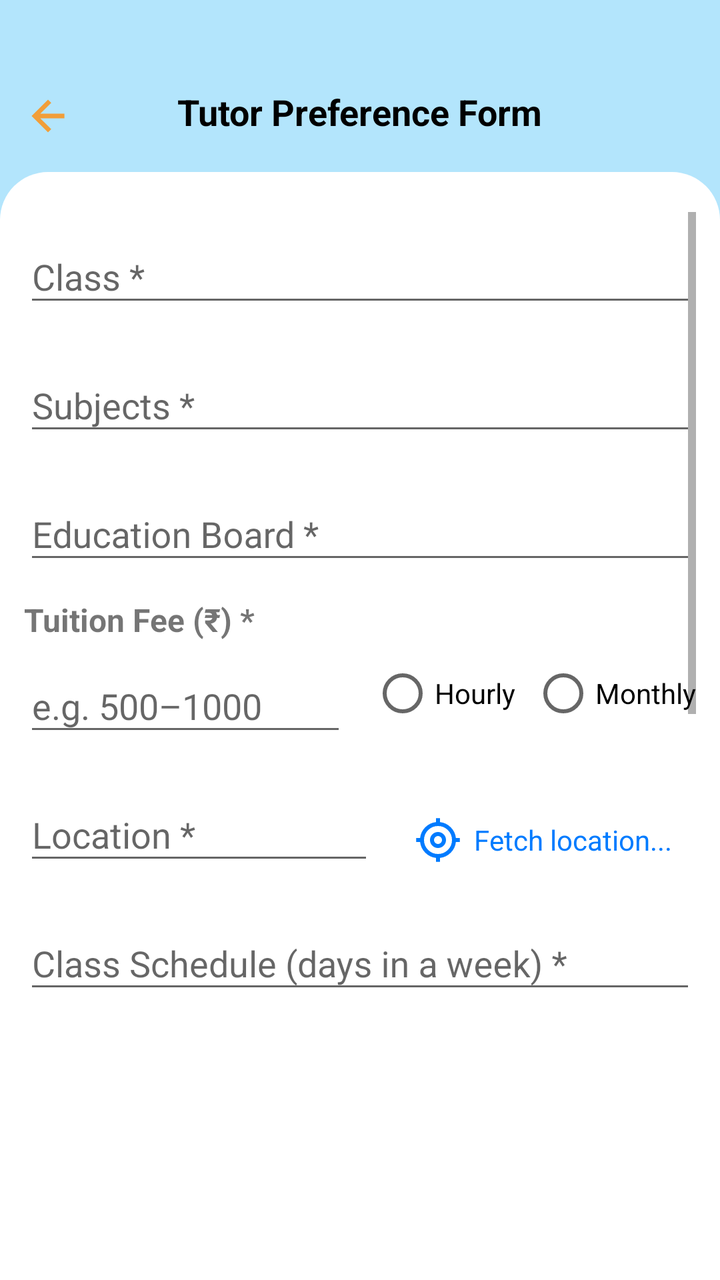
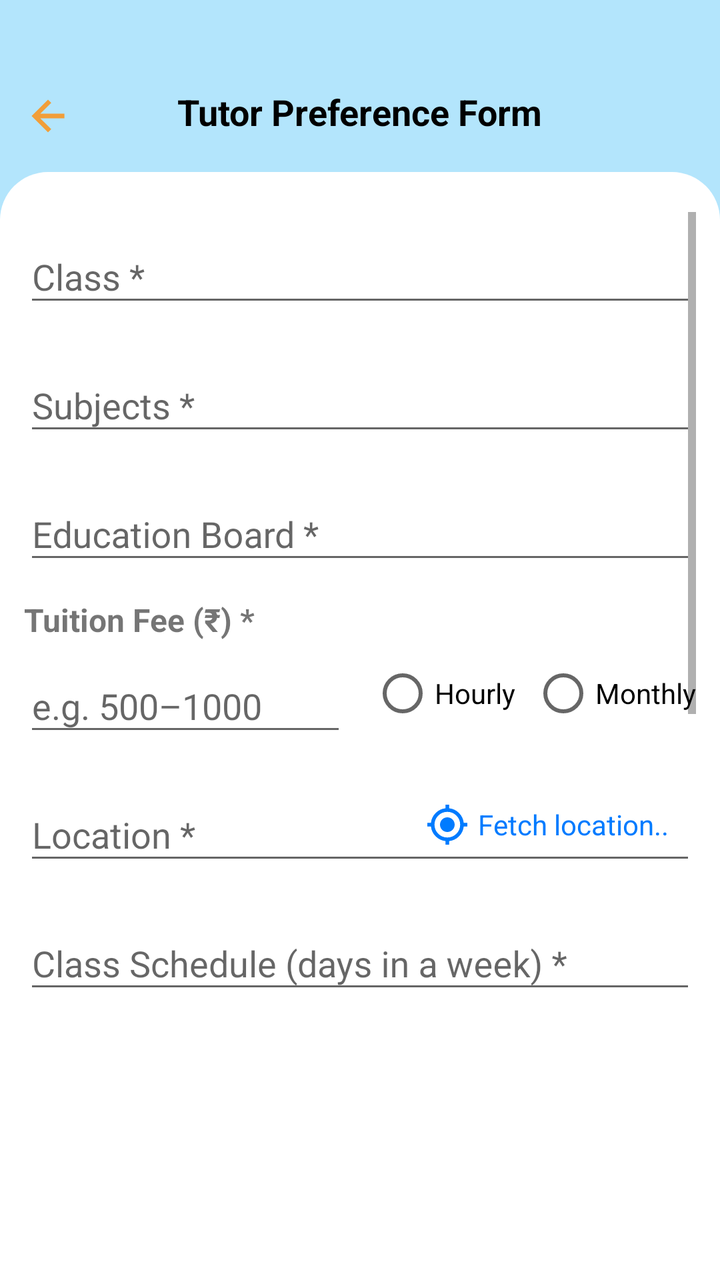

Compare the two renders of this Android layout. The source of the first and the diff that turns it into the second are given below.
<!-- AndroidManifest.xml: application theme Theme.Seekshakcom -->
<!-- res/layout/activity_add_post.xml -->
<?xml version="1.0" encoding="utf-8"?>
<LinearLayout
    xmlns:android="http://schemas.android.com/apk/res/android"
    xmlns:app="http://schemas.android.com/apk/res-auto"
    android:id="@+id/rootLayout"
    android:layout_width="match_parent"
    android:layout_height="match_parent"
    android:orientation="vertical"
    android:background="#B3E5FC"
    android:paddingTop="16dp">

    <RelativeLayout
        android:layout_width="match_parent"
        android:layout_height="60dp"
        android:background="#B3E5FC"
        android:layout_marginTop="10dp"
        android:padding="12dp">

        <ImageView
            android:id="@+id/backArrow"
            android:layout_width="24dp"
            android:layout_height="24dp"
            android:layout_alignParentStart="true"
            android:src="@drawable/ic_back_arrow"
            android:layout_marginTop="8dp"
            android:contentDescription="Back" />

        <TextView
            android:id="@+id/headerTitle"
            android:layout_width="wrap_content"
            android:layout_height="wrap_content"
            android:text="Tutor Preference Form"
            android:textSize="18sp"
            android:textColor="#000000"
            android:layout_centerInParent="true"
            android:textStyle="bold" />
    </RelativeLayout>

    <ScrollView
        android:layout_width="match_parent"
        android:layout_height="0dp"
        android:layout_weight="1"
        android:paddingTop="20dp"
        android:paddingHorizontal="12dp"
        android:paddingBottom="110dp"
        android:background="@drawable/form_bg">

        <LinearLayout
            android:layout_width="match_parent"
            android:layout_height="wrap_content"
            android:paddingBottom="35dp"
            android:orientation="vertical">

            
            <com.google.android.material.textfield.TextInputLayout
                android:layout_width="match_parent"
                android:layout_height="wrap_content"
                android:hint="Class *"
                android:layout_marginBottom="12dp">

                <com.google.android.material.textfield.MaterialAutoCompleteTextView
                    android:id="@+id/classEditText"
                    android:layout_width="match_parent"
                    android:layout_height="wrap_content"
                    android:inputType="text"
                    android:imeOptions="actionNext"
                    android:maxLines="1"
                    android:completionThreshold="0" />
            </com.google.android.material.textfield.TextInputLayout>

            
            <com.google.android.material.textfield.TextInputLayout
                android:layout_width="match_parent"
                android:layout_height="wrap_content"
                android:hint="Subjects *"
                android:layout_marginBottom="12dp">

                <com.google.android.material.textfield.MaterialAutoCompleteTextView
                    android:id="@+id/subjectEditText"
                    android:layout_width="match_parent"
                    android:layout_height="wrap_content"
                    android:inputType="text"
                    android:imeOptions="actionNext"
                    android:maxLines="2"
                    android:completionThreshold="0" />
            </com.google.android.material.textfield.TextInputLayout>

            
            <com.google.android.material.textfield.TextInputLayout
                android:layout_width="match_parent"
                android:layout_height="wrap_content"
                android:hint="Education Board *"
                android:layout_marginBottom="12dp">

                <com.google.android.material.textfield.MaterialAutoCompleteTextView
                    android:id="@+id/edu_board"
                    android:layout_width="match_parent"
                    android:layout_height="wrap_content"
                    android:maxLines="1"
                    android:completionThreshold="0"
                    android:inputType="text"
                    android:imeOptions="actionNext" />
            </com.google.android.material.textfield.TextInputLayout>

            
            <TextView
                android:layout_width="wrap_content"
                android:layout_height="wrap_content"
                android:text="Tuition Fee (₹) *"
                android:textStyle="bold"
                android:textSize="16sp" />

            <LinearLayout
                android:layout_width="match_parent"
                android:layout_height="wrap_content"
                android:orientation="horizontal"
                android:gravity="center_vertical"
                android:layout_marginBottom="12dp">

                <com.google.android.material.textfield.TextInputLayout
                    android:layout_width="0dp"
                    android:layout_height="wrap_content"
                    android:layout_weight="1"
                    android:hint="e.g. 500–1000">

                    <com.google.android.material.textfield.TextInputEditText
                        android:id="@+id/feeEditText"
                        android:layout_width="match_parent"
                        android:layout_height="wrap_content"
                        android:maxLines="1"
                        android:inputType="text"
                        android:imeOptions="actionNext" />
                </com.google.android.material.textfield.TextInputLayout>

                <RadioGroup
                    android:id="@+id/feeTypeRadioGroup"
                    android:layout_width="wrap_content"
                    android:layout_height="wrap_content"
                    android:orientation="horizontal"
                    android:layout_marginStart="12dp">

                    <RadioButton
                        android:id="@+id/radioHourly"
                        android:layout_width="wrap_content"
                        android:layout_height="wrap_content"
                        android:text="Hourly" />

                    <RadioButton
                        android:id="@+id/radioMonthly"
                        android:layout_width="wrap_content"
                        android:layout_height="wrap_content"
                        android:text="Monthly"
                        android:layout_marginStart="8dp" />
                </RadioGroup>
            </LinearLayout>

            <LinearLayout
                android:layout_width="match_parent"
                android:layout_height="wrap_content"
                android:orientation="horizontal"
                android:layout_marginBottom="12dp">

                <com.google.android.material.textfield.TextInputLayout
                    android:layout_width="0dp"
                    android:layout_height="wrap_content"
                    android:layout_weight="1"
                    android:hint="Location *">

                    <com.google.android.material.textfield.MaterialAutoCompleteTextView
                        android:id="@+id/locationEditText"
                        android:layout_width="match_parent"
                        android:layout_height="wrap_content"
                        android:inputType="none"
                        android:focusable="false"
                        android:clickable="false"
                        android:enabled="true" />
                </com.google.android.material.textfield.TextInputLayout>

                <TextView
                    android:id="@+id/fetchLocationButton"
                    android:layout_width="wrap_content"
                    android:layout_height="wrap_content"
                    android:layout_marginStart="8dp"
                    android:padding="12dp"
                    android:text="Fetch location..."
                    android:textColor="#007BFF"
                    android:textSize="14sp"
                    android:drawableStart="@drawable/ic_use_location"
                    android:drawablePadding="6dp"
                    android:backgroundTint="@color/teal_700"
                    android:background="?attr/selectableItemBackground"
                    android:gravity="center_vertical"
                    android:contentDescription="Fetch Location"
                    android:clickable="true"
                    android:focusable="true" />
            </LinearLayout>


            
            <com.google.android.material.textfield.TextInputLayout
                android:layout_width="match_parent"
                android:layout_height="wrap_content"
                android:hint="Class Schedule (days in a week) *"
                android:layout_marginBottom="12dp">

                <com.google.android.material.textfield.MaterialAutoCompleteTextView
                    android:id="@+id/classScheduleEditText"
                    android:layout_width="match_parent"
                    android:layout_height="wrap_content"
                    android:maxLines="1"
                    android:inputType="textCapWords"
                    android:imeOptions="actionNext"
                    android:completionThreshold="0" />
            </com.google.android.material.textfield.TextInputLayout>

            
            <com.google.android.material.textfield.TextInputLayout
                android:layout_width="match_parent"
                android:layout_height="wrap_content"
                android:hint="Class Timing *"
                android:layout_marginBottom="12dp">

                <com.google.android.material.textfield.MaterialAutoCompleteTextView
                    android:id="@+id/classTimingEditText"
                    android:layout_width="match_parent"
                    android:layout_height="wrap_content"
                    android:maxLines="1"
                    android:imeOptions="actionNext"
                    android:completionThreshold="0"
                    android:inputType="text" />
            </com.google.android.material.textfield.TextInputLayout>

            
            <com.google.android.material.textfield.TextInputLayout
                android:layout_width="match_parent"
                android:layout_height="wrap_content"
                android:hint="Gender Preference *"
                android:layout_marginBottom="12dp">

                <com.google.android.material.textfield.MaterialAutoCompleteTextView
                    android:id="@+id/genderSpinner"
                    android:layout_width="match_parent"
                    android:layout_height="wrap_content"
                    android:maxLines="1"
                    android:inputType="text"
                    android:imeOptions="actionNext"
                    android:completionThreshold="0"/>
            </com.google.android.material.textfield.TextInputLayout>

            
            <com.google.android.material.textfield.TextInputLayout
                android:layout_width="match_parent"
                android:layout_height="wrap_content"
                android:hint="Mode of Class *"
                android:layout_marginBottom="12dp">

                <com.google.android.material.textfield.MaterialAutoCompleteTextView
                    android:id="@+id/modeOfClassesSpinner"
                    android:layout_width="match_parent"
                    android:layout_height="wrap_content"
                    android:maxLines="1"
                    android:inputType="text"
                    android:imeOptions="actionNext"
                    android:completionThreshold="0"/>
            </com.google.android.material.textfield.TextInputLayout>

            
            <com.google.android.material.textfield.TextInputLayout
                android:layout_width="match_parent"
                android:layout_height="wrap_content"
                android:hint="Minimum Qualification *"
                android:layout_marginBottom="12dp">

                <com.google.android.material.textfield.MaterialAutoCompleteTextView
                    android:id="@+id/minQualificationEditText"
                    android:layout_width="match_parent"
                    android:layout_height="wrap_content"
                    android:inputType="text"
                    android:maxLines="1"
                    android:imeOptions="actionNext"
                    android:completionThreshold="0"/>
            </com.google.android.material.textfield.TextInputLayout>

            
            <com.google.android.material.textfield.TextInputLayout
                android:layout_width="match_parent"
                android:layout_height="wrap_content"
                android:hint="Demo Class Date ( if any )"
                android:layout_marginBottom="12dp"
                app:endIconMode="custom"
                app:endIconDrawable="@drawable/ic_calendar"
                app:endIconContentDescription="Select Date">

                <com.google.android.material.textfield.TextInputEditText
                    android:id="@+id/demoClassDateEditText"
                    android:layout_width="match_parent"
                    android:layout_height="wrap_content"
                    android:focusable="false"
                    android:imeOptions="actionNext"
                    android:clickable="true"
                    android:inputType="none"/>
            </com.google.android.material.textfield.TextInputLayout>

            
            <com.google.android.material.textfield.TextInputLayout
                android:layout_width="match_parent"
                android:layout_height="wrap_content"
                android:hint="Special Requirements (if any)"
                android:layout_marginBottom="20dp">

                <com.google.android.material.textfield.MaterialAutoCompleteTextView
                    android:id="@+id/specialRequirementEditText"
                    android:layout_width="match_parent"
                    android:layout_height="wrap_content"
                    android:inputType="text"
                    android:maxLines="2"
                    android:imeOptions="actionDone"
                    android:completionThreshold="1"
                    android:dropDownHeight="200dp" />
            </com.google.android.material.textfield.TextInputLayout>

            
            <Button
                android:id="@+id/submitButton"
                android:layout_width="match_parent"
                android:layout_height="wrap_content"
                android:text="SUBMIT"
                android:backgroundTint="#0288D1"
                android:textColor="#FFFFFF"
                android:textStyle="bold"
                android:padding="12dp"
                android:textSize="16sp"
                android:layout_marginBottom="24dp" />

            
            <ProgressBar
                android:id="@+id/progressBar"
                android:layout_width="48dp"
                android:layout_height="48dp"
                android:layout_gravity="center"
                android:layout_marginTop="6dp"
                android:visibility="gone" />
        </LinearLayout>
    </ScrollView>
</LinearLayout>
<!-- resources referenced by this layout -->
<resources>
  <color name="teal_700">#FF018786</color>
  <!-- drawable form_bg (drawable) -->
  <?xml version="1.0" encoding="utf-8"?>
  <shape xmlns:android="http://schemas.android.com/apk/res/android" android:shape="rectangle">
      <solid android:color="#FFFFFF" /> 
  
      <corners
          android:topLeftRadius="24dp"
          android:topRightRadius="24dp"
          android:bottomLeftRadius="0dp"
          android:bottomRightRadius="0dp" />
  </shape>
  <!-- drawable ic_back_arrow (drawable) -->
  <vector xmlns:android="http://schemas.android.com/apk/res/android"
      android:width="24dp"
      android:height="24dp"
      android:viewportWidth="960"
      android:viewportHeight="960">
    <path
        android:pathData="m326.15,525.5 l218.74,218.74L480,808.13 151.87,480 480,151.87l64.89,63.89L326.15,434.5h481.98v91L326.15,525.5Z"
        android:fillColor="#F19E39"/>
  </vector>
  <!-- drawable ic_calendar (drawable) -->
  <vector xmlns:android="http://schemas.android.com/apk/res/android"
      android:width="24dp"
      android:height="24dp"
      android:viewportWidth="960"
      android:viewportHeight="960">
    <path
        android:pathData="M202.87,888.13q-37.78,0 -64.39,-26.61t-26.61,-64.39v-554.26q0,-37.78 26.61,-64.39t64.39,-26.61L240,151.87v-80h85.5v80h309v-80L720,71.87v80h37.13q37.78,0 64.39,26.61t26.61,64.39v554.26q0,37.78 -26.61,64.39t-64.39,26.61L202.87,888.13ZM202.87,797.13h554.26L757.13,400L202.87,400v397.13ZM202.87,320h554.26v-77.13L202.87,242.87L202.87,320ZM202.87,320v-77.13L202.87,320ZM480,561.91q-17.81,0 -29.86,-12.05T438.09,520q0,-17.81 12.05,-29.86T480,478.09q17.81,0 29.86,12.05T521.91,520q0,17.81 -12.05,29.86T480,561.91ZM320,561.91q-17.81,0 -29.86,-12.05T278.09,520q0,-17.81 12.05,-29.86T320,478.09q17.81,0 29.86,12.05T361.91,520q0,17.81 -12.05,29.86T320,561.91ZM640,561.91q-17.48,0 -29.7,-12.05 -12.21,-12.05 -12.21,-29.86t12.21,-29.86q12.22,-12.05 29.82,-12.05t29.7,12.05q12.09,12.05 12.09,29.86t-12.05,29.86q-12.05,12.05 -29.86,12.05ZM480,721.91q-17.81,0 -29.86,-12.21 -12.05,-12.22 -12.05,-29.82t12.05,-29.7q12.05,-12.09 29.86,-12.09t29.86,12.05q12.05,12.05 12.05,29.86 0,17.48 -12.05,29.7 -12.05,12.21 -29.86,12.21ZM320,721.91q-17.81,0 -29.86,-12.21 -12.05,-12.22 -12.05,-29.82t12.05,-29.7q12.05,-12.09 29.86,-12.09t29.86,12.05q12.05,12.05 12.05,29.86 0,17.48 -12.05,29.7 -12.05,12.21 -29.86,12.21ZM640,721.91q-17.48,0 -29.7,-12.21 -12.21,-12.22 -12.21,-29.82t12.21,-29.7q12.22,-12.09 29.82,-12.09t29.7,12.05q12.09,12.05 12.09,29.86 0,17.48 -12.05,29.7 -12.05,12.21 -29.86,12.21Z"
        android:fillColor="#174EA6"/>
  </vector>
  <!-- drawable ic_use_location (drawable) -->
  <vector xmlns:android="http://schemas.android.com/apk/res/android"
      android:width="24dp"
      android:height="24dp"
      android:viewportWidth="960"
      android:viewportHeight="960">
    <path
        android:pathData="M440,918v-80q-125,-14 -214.5,-103.5T122,520L42,520v-80h80q14,-125 103.5,-214.5T440,122v-80h80v80q125,14 214.5,103.5T838,440h80v80h-80q-14,125 -103.5,214.5T520,838v80h-80ZM480,760q116,0 198,-82t82,-198q0,-116 -82,-198t-198,-82q-116,0 -198,82t-82,198q0,116 82,198t198,82ZM480,640q-66,0 -113,-47t-47,-113q0,-66 47,-113t113,-47q66,0 113,47t47,113q0,66 -47,113t-113,47ZM480,560q33,0 56.5,-23.5T560,480q0,-33 -23.5,-56.5T480,400q-33,0 -56.5,23.5T400,480q0,33 23.5,56.5T480,560ZM480,480Z"
        android:fillColor="#007BFF"/>
  </vector>
  <style name="Theme.Seekshakcom" parent="Theme.AppCompat.Light.NoActionBar">
          
          <item name="colorPrimary">@color/black</item>
          <item name="colorPrimaryDark">@color/purple_700</item>
          <item name="colorAccent">@color/teal_200</item>
      </style>
  <color name="black">#FF000000</color>
  <color name="purple_700">#FF3700B3</color>
  <color name="teal_200">#FF03DAC5</color>
</resources>

<!-- the commit's change to res/layout/activity_add_post.xml (unified diff, before → after) -->
@@ -160,39 +160,56 @@
                 android:orientation="horizontal"
                 android:layout_marginBottom="12dp">
 
-                <com.google.android.material.textfield.TextInputLayout
-                    android:layout_width="0dp"
-                    android:layout_height="wrap_content"
-                    android:layout_weight="1"
-                    android:hint="Location *">
-
-                    <com.google.android.material.textfield.MaterialAutoCompleteTextView
-                        android:id="@+id/locationEditText"
+
+
+
+                <RelativeLayout
+                    android:layout_width="match_parent"
+                    android:layout_height="wrap_content"
+                    android:layout_marginBottom="0dp">
+
+
+                    <com.google.android.material.textfield.TextInputLayout
+                        android:id="@+id/locationInputLayout"
                         android:layout_width="match_parent"
                         android:layout_height="wrap_content"
-                        android:inputType="none"
-                        android:focusable="false"
-                        android:clickable="false"
-                        android:enabled="true" />
-                </com.google.android.material.textfield.TextInputLayout>
-
-                <TextView
-                    android:id="@+id/fetchLocationButton"
-                    android:layout_width="wrap_content"
-                    android:layout_height="wrap_content"
-                    android:layout_marginStart="8dp"
-                    android:padding="12dp"
-                    android:text="Fetch location..."
-                    android:textColor="#007BFF"
-                    android:textSize="14sp"
-                    android:drawableStart="@drawable/ic_use_location"
-                    android:drawablePadding="6dp"
-                    android:backgroundTint="@color/teal_700"
-                    android:background="?attr/selectableItemBackground"
-                    android:gravity="center_vertical"
-                    android:contentDescription="Fetch Location"
-                    android:clickable="true"
-                    android:focusable="true" />
+                        android:hint="Location *">
+
+                        <com.google.android.material.textfield.MaterialAutoCompleteTextView
+                            android:id="@+id/locationEditText"
+                            android:layout_width="match_parent"
+                            android:layout_height="wrap_content"
+                            android:inputType="none"
+                            android:focusable="false"
+                            android:clickable="false"
+                            android:enabled="true"
+                            android:paddingEnd="96dp" />
+                    </com.google.android.material.textfield.TextInputLayout>
+
+                    
+                    <TextView
+                        android:id="@+id/fetchLocationButton"
+                        android:layout_width="wrap_content"
+                        android:layout_height="wrap_content"
+                        android:layout_alignEnd="@id/locationInputLayout"
+                        android:layout_alignBottom="@id/locationInputLayout"
+                        android:layout_marginEnd="8dp"
+                        android:layout_marginBottom="8dp"
+                        android:padding="6dp"
+                        android:text="Fetch location.."
+                        android:textColor="#007BFF"
+                        android:textSize="14sp"
+                        android:drawableStart="@drawable/ic_use_location"
+                        android:drawablePadding="4dp"
+                        android:background="?attr/selectableItemBackground"
+                        android:gravity="center"
+                        android:clickable="true"
+                        android:focusable="true" />
+                </RelativeLayout>
+
+
+
+
             </LinearLayout>
 
 
<!-- resource entries referenced after the edit -->
@@ -1,6 +1,5 @@
 <!-- resources referenced by this layout -->
 <resources>
-  <color name="teal_700">#FF018786</color>
   <!-- drawable form_bg (drawable) -->
   <?xml version="1.0" encoding="utf-8"?>
   <shape xmlns:android="http://schemas.android.com/apk/res/android" android:shape="rectangle">
@@ -34,12 +33,12 @@
   </vector>
   <!-- drawable ic_use_location (drawable) -->
   <vector xmlns:android="http://schemas.android.com/apk/res/android"
-      android:width="24dp"
-      android:height="24dp"
+      android:width="22dp"
+      android:height="22dp"
       android:viewportWidth="960"
       android:viewportHeight="960">
     <path
-        android:pathData="M440,918v-80q-125,-14 -214.5,-103.5T122,520L42,520v-80h80q14,-125 103.5,-214.5T440,122v-80h80v80q125,14 214.5,103.5T838,440h80v80h-80q-14,125 -103.5,214.5T520,838v80h-80ZM480,760q116,0 198,-82t82,-198q0,-116 -82,-198t-198,-82q-116,0 -198,82t-82,198q0,116 82,198t198,82ZM480,640q-66,0 -113,-47t-47,-113q0,-66 47,-113t113,-47q66,0 113,47t47,113q0,66 -47,113t-113,47ZM480,560q33,0 56.5,-23.5T560,480q0,-33 -23.5,-56.5T480,400q-33,0 -56.5,23.5T400,480q0,33 23.5,56.5T480,560ZM480,480Z"
+        android:pathData="M440,918v-80q-125,-14 -214.5,-103.5T122,520L42,520v-80h80q14,-125 103.5,-214.5T440,122v-80h80v80q125,14 214.5,103.5T838,440h80v80h-80q-14,125 -103.5,214.5T520,838v80h-80ZM480,760q116,0 198,-82t82,-198q0,-116 -82,-198t-198,-82q-116,0 -198,82t-82,198q0,116 82,198t198,82ZM480,640q-66,0 -113,-47t-47,-113q0,-66 47,-113t113,-47q66,0 113,47t47,113q0,66 -47,113t-113,47Z"
         android:fillColor="#007BFF"/>
   </vector>
   <style name="Theme.Seekshakcom" parent="Theme.AppCompat.Light.NoActionBar">
